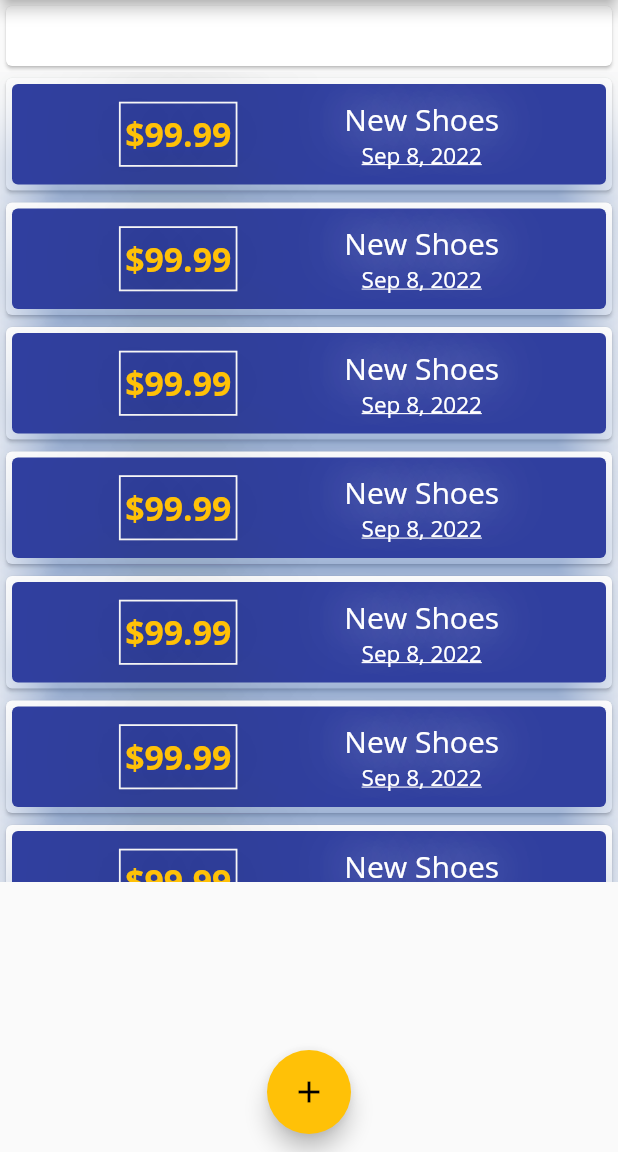
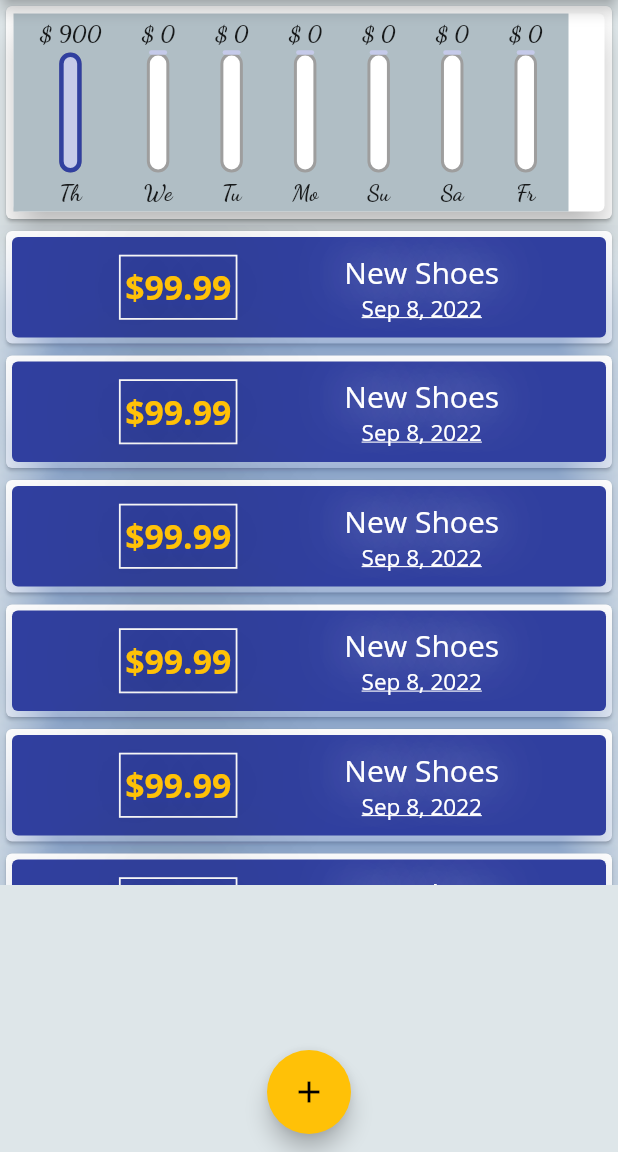
Before and after one commit to abdelazizSalah/LearningDartAndFlutter, a Flutter app: the screen it shows after launch, on a phone screen of 412 x 824 dp, the part 84-1236 px from its top. Run offline on Flutter 3.47's test engine with Material 2 defaults, Android fonts, the light colour scheme and no system bars.

Commit message:
Working On Charts Mainly

```diff
--- a/presonal_expanses_app/lib/Widgets/Charts.dart
+++ b/presonal_expanses_app/lib/Widgets/Charts.dart
@@ -1,20 +1,11 @@
 import 'package:intl/intl.dart';
-import 'dart:math';
-import 'package:flutter/foundation.dart';
 import 'package:flutter/material.dart';
 import '../Models/Transaction.dart';
+import 'chart_bar.dart';
 
 class Charts extends StatelessWidget {
   final List<Transaction> recentTransactions;
-  final List<String> Days = [
-    'Sat',
-    'Sun',
-    'Mon',
-    'Tues',
-    'Wed',
-    'Thurs',
-    'Fri',
-  ];
+
   Charts(this.recentTransactions);
 
   List<Map<String, Object>> get groupedTransactionValues {
@@ -30,17 +21,65 @@ class Charts extends StatelessWidget {
             recentTransactions[i].date.year == weekDay.year)
           totalSum += recentTransactions[i].amount;
       }
-      return {'Day': DateFormat.E(weekDay), 'Amount': totalSum};
+      return {
+        'Day': DateFormat.E().format(weekDay).substring(0, 2),
+        'Amount': totalSum
+      };
+    });
+  }
+
+  double get maxSpending {
+    double spending = 0.0;
+    for (var amnt in groupedTransactionValues) {
+      spending += amnt['Amount'] as double;
+    }
+    print("MaxSpending = $spending");
+    return spending;
+  }
+
+  double get maxSpendingUsingFold {
+    return groupedTransactionValues.fold(0.0, (sum, item) {
+      return sum + (item['Amount'] as double);
     });
   }
 
   @override
   Widget build(BuildContext context) {
-    return Card(
-        child: Card(
-      margin: EdgeInsets.all(20),
-      elevation: 6,
-      child: Row(children: []),
-    ));
+    return recentTransactions.isEmpty
+        ? Container(
+            height: 0,
+          )
+        : Container(
+            height: 150,
+            width: 400,
+            // padding: EdgeInsets.all(),
+            child: Card(
+              child: Card(
+                  margin: EdgeInsets.all(5),
+                  elevation: 10,
+                  child: Row(children: [
+                    Container(
+                      padding: EdgeInsets.all(4),
+                      color: Colors.blueGrey[200],
+                      width: 370,
+                      child: Row(
+                        mainAxisAlignment: MainAxisAlignment.spaceAround,
+                        children: groupedTransactionValues.map((data) {
+                          /// flexible is used to avoid incresing if size of each
+                          /// column alone so it make the whole row symmetric
+                          /// each child takes same width and heigth
+                          return Flexible(
+                            child: ChartBar(
+                                label: data['Day'] as String,
+                                spendingAmount: data['Amount'] as double,
+                                prcntgOfTotal: maxSpending == 0
+                                    ? 0.0
+                                    : (data['Amount'] as double) / maxSpending),
+                          );
+                        }).toList(),
+                      ),
+                    )
+                  ])),
+            ));
   }
 }
--- a/presonal_expanses_app/lib/Widgets/Txs.dart
+++ b/presonal_expanses_app/lib/Widgets/Txs.dart
@@ -10,7 +10,9 @@ class Txs extends StatelessWidget {
   @override
   Widget build(BuildContext context) {
     return Container(
-      height: 540,
+      // color: Colors.amber,
+      height: 440,
+      // color: Colors.amber,
       child: transactions.isEmpty
           ? Column(
               mainAxisAlignment: MainAxisAlignment.spaceEvenly,
@@ -24,10 +26,10 @@ class Txs extends StatelessWidget {
                 //   height: 20,
                 // ),
                 Container(
-                    height: 500,
+                    height: 360,
                     width: 400,
                     child: Image.asset('assets/imgs/image/waiting.png',
-                        fit: BoxFit.scaleDown))
+                        fit: BoxFit.contain))
               ],
             )
           : ListView.builder(
--- /dev/null
+++ b/presonal_expanses_app/lib/Widgets/chart_bar.dart
@@ -0,0 +1,70 @@
+import 'package:flutter/material.dart';
+
+class ChartBar extends StatelessWidget {
+  final String label;
+  final double spendingAmount;
+  final double prcntgOfTotal;
+
+  const ChartBar({
+    required this.label,
+    required this.spendingAmount,
+    required this.prcntgOfTotal,
+  });
+
+  @override
+  Widget build(BuildContext context) {
+    return Column(
+      mainAxisAlignment: MainAxisAlignment.spaceAround,
+      children: [
+        /// fitted box widget force the child into the available space
+        /// so if the space is not enough it decrements its size
+        FittedBox(
+          child: Text(
+            "\$ ${spendingAmount.toStringAsFixed(0)}",
+            style: TextStyle(
+                fontFamily: 'DancingScript',
+                fontSize: 15,
+                fontWeight: FontWeight.bold),
+          ),
+        ),
+        SizedBox(
+          height: 4,
+        ),
+        Container(
+          height: 80,
+          width: 15,
+          child: Stack(
+            children: [
+              Container(
+                decoration: BoxDecoration(
+                    border: Border.all(color: Colors.grey, width: 2),
+                    color: Color.fromRGBO(255, 255, 255, 1),
+                    borderRadius: BorderRadius.circular(10)),
+              ),
+              FractionallySizedBox(
+                heightFactor: prcntgOfTotal,
+                child: Container(
+                  decoration: BoxDecoration(
+                      color: Theme.of(context).primaryColorLight,
+                      border: Border.all(
+                          color: Theme.of(context).primaryColorDark, width: 3),
+                      borderRadius: BorderRadius.circular(10)),
+                ),
+              )
+            ],
+          ),
+        ),
+        SizedBox(
+          height: 4,
+        ),
+        Text(
+          '$label',
+          style: TextStyle(
+              fontFamily: 'DancingScript',
+              fontSize: 15,
+              fontWeight: FontWeight.bold),
+        )
+      ],
+    );
+  }
+}
--- a/presonal_expanses_app/lib/main.dart
+++ b/presonal_expanses_app/lib/main.dart
@@ -141,6 +141,8 @@ class _MainPageState extends State<MainPage> {
     /// context is special property like widget in the state class
     /// it gives you access to the whole context of the widget you are in.
     Navigator.of(context).pop();
+
+    /// need to know more about the navigator
   }
 
   void clearTransactions() {
@@ -150,10 +152,12 @@ class _MainPageState extends State<MainPage> {
   }
 
   void ShowTheInputArea(BuildContext ctx) {
+    /// need to know more about the showModalBottomSheet
     showModalBottomSheet(
         context: ctx,
         builder: (bCtx) {
           return GestureDetector(
+            /// still need to know more about this widget /// still need to know more about this widget
             child: InputFields(
                 clearTransaction: clearTransactions,
                 ChangeTitle: ChangeTitle,
@@ -166,26 +170,38 @@ class _MainPageState extends State<MainPage> {
         });
   }
 
+  List<Transaction> get _recentTxs {
+    return transactions.where((tx) {
+      return tx.date.isAfter(DateTime.now().subtract(Duration(days: 7)));
+    }).toList();
+  }
+
   //main build function
   @override
   Widget build(BuildContext context) {
     return Scaffold(
       appBar: AppBar(
+        /// in order to set the floating button in the appbar we add the action
+        ///  parameter to the IconButton and set the constructor with our values
         actions: [
           IconButton(
               icon: Icon(Icons.layers_clear_sharp),
-            onPressed: () {
-              clearTransactions();
-            },
-          )
+              onPressed: clearTransactions)
         ],
         centerTitle: true,
         title: Text(
           "Personal Expanses",
+
+          /// in order to set the style to the theme style we need to use the
+          /// Theme widget and choose the of constructor and send to it our
+          /// context of the main widget to be able to choose which
+          /// style from the theme we need to apply on the style
           style: Theme.of(context).appBarTheme.titleTextStyle,
         ),
       ),
       body: Container(
+        color: Color.fromARGB(255, 222, 230, 233),
+
         // height: double.infinity,
         height: double.infinity,
         width: double.infinity,
@@ -199,7 +215,7 @@ class _MainPageState extends State<MainPage> {
             return Column(
               crossAxisAlignment: CrossAxisAlignment.stretch,
               children: [
-                Charts(transactions),
+                Charts(_recentTxs),
                 /**
                * 34an t5ly subwidget hya el scrollable lazm t3ml specific height
                * and width, w da 34an t2ol le el Scrollable function wlahy lw el
@@ -207,11 +223,7 @@ class _MainPageState extends State<MainPage> {
                * but here we can get the problem of poping up the keyboard it
                * will cause an overflow
                */
-                // Container(
-                //     height: 600,
-                //     child: NewTransactions(
-                //       transactions: Txs,
-                //     ))
+
                 Txs(transactions: transactions)
               ],
             );
```
Lines whose indentation alone changed are shown as unchanged.
